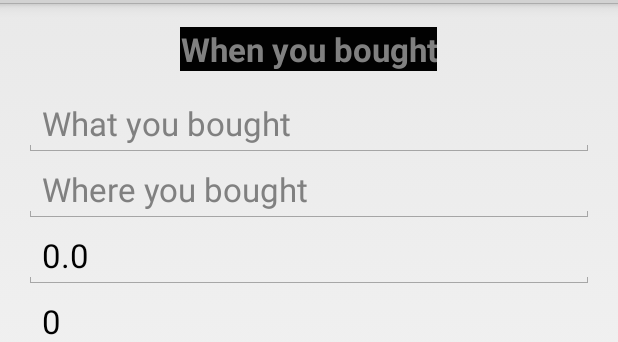
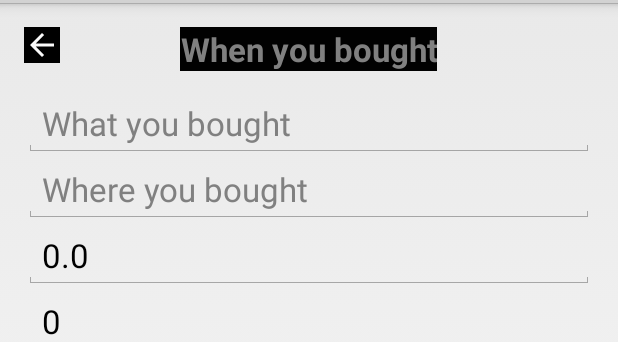
Before and after one commit to marc-kase/HomeEconomist, an Android app: the layout activity_product.xml on its own in the app's theme, with its tools: preview values and no code run, on a phone screen of 412 x 824 dp, the part 69-411 px from its top. Run offline under Robolectric (Android 15) with nearby library versions, the phone set to English and light mode, and no system bars.

```diff
--- a/app/src/main/java/kz/gereski/m/homebank/ChartByGroupsPageActivity.java
+++ b/app/src/main/java/kz/gereski/m/homebank/ChartByGroupsPageActivity.java
@@ -143,7 +143,7 @@ public class ChartByGroupsPageActivity extends Activity {
     private void showShoppingListByGroup(View view, long groupId) {
         boolean isRusLocale = locale.getLanguage().equals("ru");
         String date = isRusLocale ? Formatter.rusFormatDate(calendar.getTime(), 1) :
-                Formatter.formatDate(calendar.getTime(), locale);
+                Formatter.formatDate1(calendar.getTime(), locale);
 
         Intent intent = new Intent(this, DayShoppingListPageActivity.class);
         intent.putExtra("Date", calendar.getTime().getTime());
--- a/app/src/main/java/kz/gereski/m/homebank/MonthCalendarPageActivity.java
+++ b/app/src/main/java/kz/gereski/m/homebank/MonthCalendarPageActivity.java
@@ -15,7 +15,6 @@ import android.view.MotionEvent;
 import android.view.View;
 import android.widget.AdapterView;
 import android.widget.ImageView;
-import android.widget.LinearLayout;
 import android.widget.ListView;
 import android.widget.RelativeLayout;
 import android.widget.TableRow;
@@ -29,7 +28,6 @@ import java.util.Date;
 import java.util.Locale;
 
 import kz.gereski.m.homebank.domain.NavItem;
-import kz.gereski.m.homebank.domain.NavProcessor;
 import kz.gereski.m.homebank.util.CalendarHelper;
 import kz.gereski.m.homebank.util.DBHelper;
 import kz.gereski.m.homebank.domain.Day;
@@ -243,7 +241,7 @@ public class MonthCalendarPageActivity extends Activity implements CalendarTable
         boolean isRusLocale = locale.getLanguage().equals("ru");
         long d = ((DateButton) view).getDate();
         String date = isRusLocale ? Formatter.rusFormatDate(new Date(d), 2) :
-                Formatter.formatDate(new Date(d), locale);
+                Formatter.formatDate2(new Date(d), locale);
 
         Intent intent = new Intent(this, DayShoppingListPageActivity.class);
         intent.putExtra("Date", d);
--- a/app/src/main/res/layout/activity_product.xml
+++ b/app/src/main/res/layout/activity_product.xml
@@ -10,6 +10,17 @@
         android:gravity="center|fill"
         android:orientation="vertical"
         android:padding="@dimen/activity_horizontal_margin">
+
+        <RelativeLayout
+            android:layout_width="match_parent"
+            android:layout_height="match_parent">
+            <ImageView
+                android:id="@+id/btBack"
+                android:layout_width="wrap_content"
+                android:layout_height="wrap_content"
+                android:background="#000000"
+                android:src="@drawable/ic_arrow_back"
+                android:layout_alignParentLeft="true" />
 
             <EditText
                 android:id="@+id/etWhen"
@@ -24,7 +35,9 @@
                 android:textAppearance="?android:attr/textAppearanceLarge"
                 android:background="#010101"
                 android:textColor="#fff7f9"
-            android:textStyle="bold"/>
+                android:textStyle="bold"
+                android:layout_centerHorizontal="true" />
+        </RelativeLayout>
 
         <Space
             android:layout_width="20px"
@@ -98,6 +111,7 @@
             android:background="#12344a"
             android:padding="20sp"
             android:textSize="18sp" />
+
     </LinearLayout>
 
 
```
Also changed, not shown: app/src/main/java/kz/gereski/m/homebank/DayShoppingListPageActivity.java (+12 -10 lines), app/src/main/java/kz/gereski/m/homebank/ProductActivity.java (+26 -6 lines), app/src/main/java/kz/gereski/m/homebank/util/DBHelper.java (+30 -0 lines), app/src/main/java/kz/gereski/m/homebank/util/Formatter.java (+6 -1 lines). Lines whose indentation alone changed are shown as unchanged.
